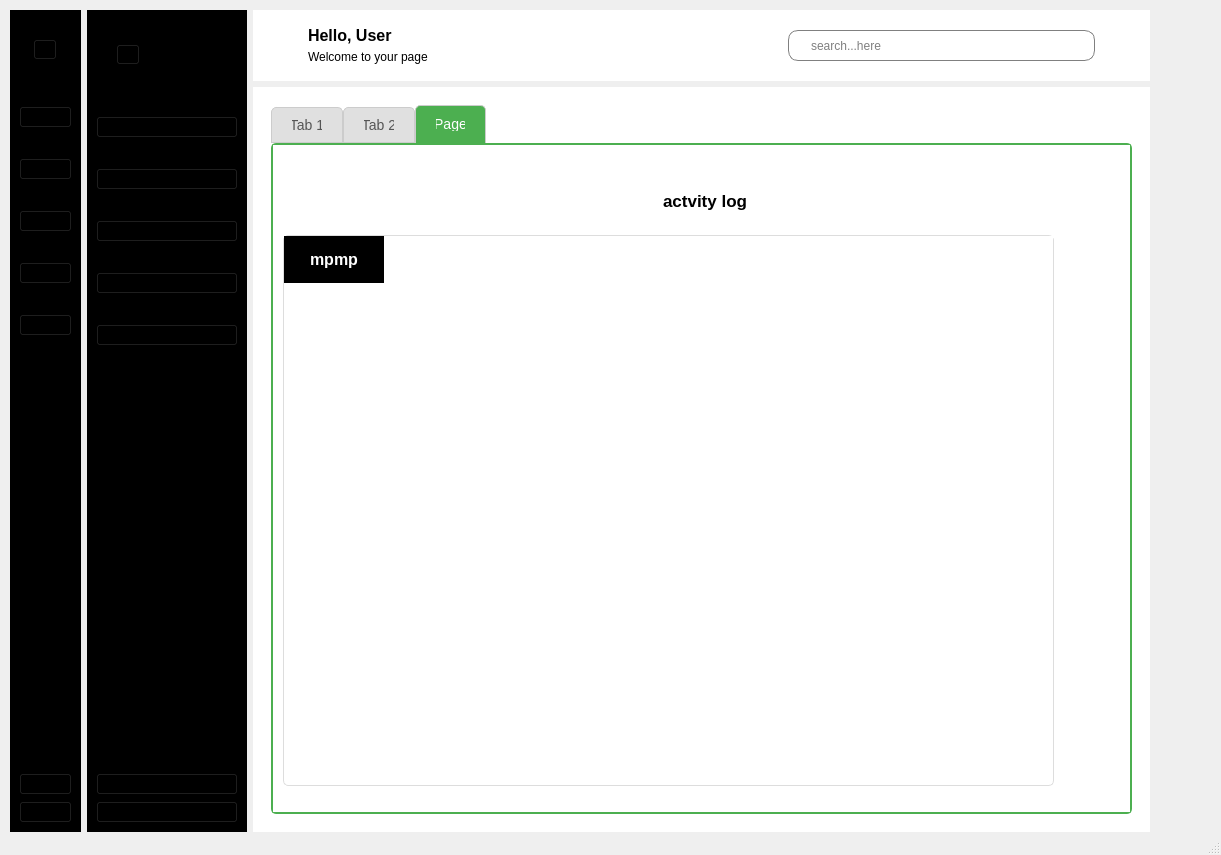
KasperJack/School-Management-System, file School_System/ui/IndexSU.ui: the form before one commit.
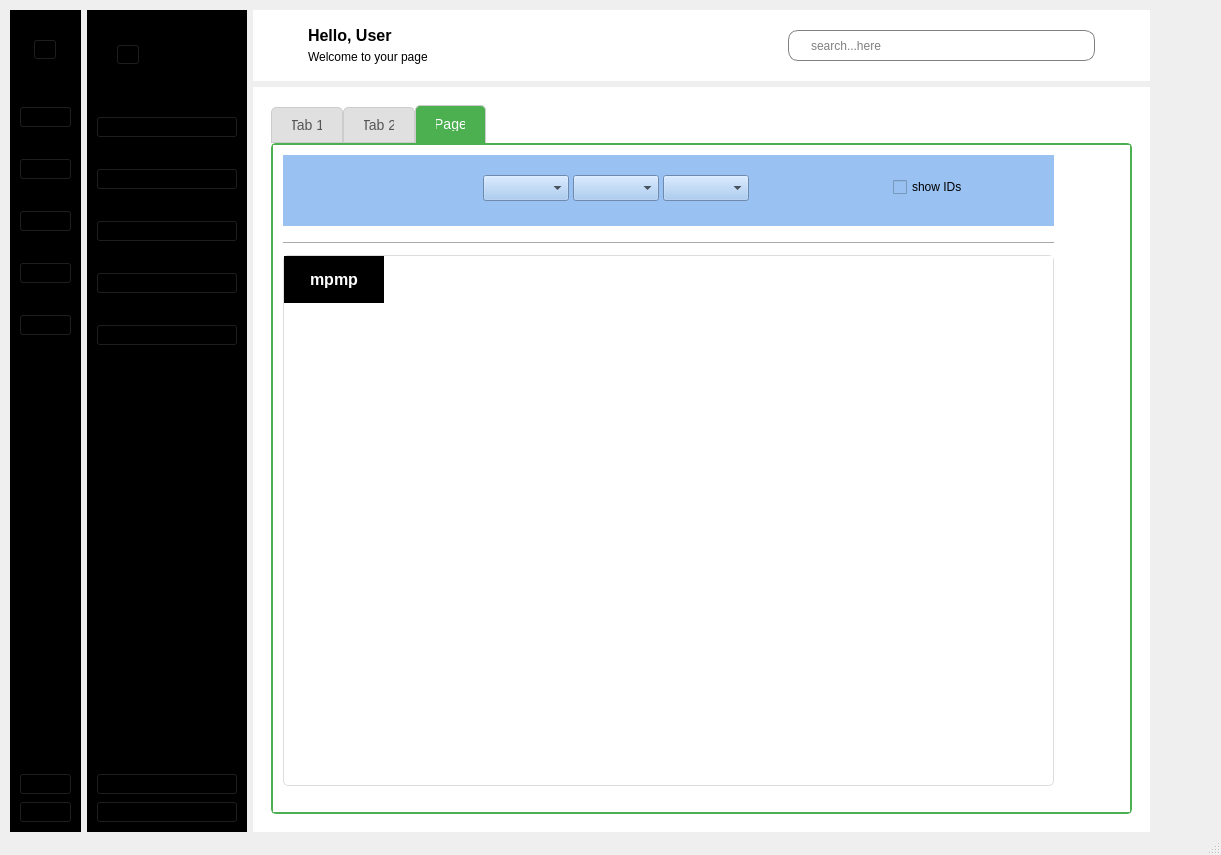
The form after the commit. Icons and pictures are not drawn.

Patch:
```diff
--- a/School_System/ui/IndexSU.ui
+++ b/School_System/ui/IndexSU.ui
@@ -1061,32 +1061,13 @@
                  <attribute name="title">
                   <string>Page</string>
                  </attribute>
-                 <widget class="QLabel" name="label_7">
-                  <property name="geometry">
-                   <rect>
-                    <x>390</x>
-                    <y>30</y>
-                    <width>111</width>
-                    <height>51</height>
-                   </rect>
-                  </property>
-                  <property name="font">
-                   <font>
-                    <pointsize>13</pointsize>
-                    <bold>true</bold>
-                   </font>
-                  </property>
-                  <property name="text">
-                   <string>actvity log</string>
-                  </property>
-                 </widget>
                  <widget class="QTableWidget" name="activity_log_table">
                   <property name="geometry">
                    <rect>
                     <x>10</x>
-                    <y>90</y>
+                    <y>110</y>
                     <width>771</width>
-                    <height>551</height>
+                    <height>531</height>
                    </rect>
                   </property>
                   <property name="styleSheet">
@@ -1143,12 +1124,90 @@
                   <property name="alternatingRowColors">
                    <bool>true</bool>
                   </property>
+                  <property name="showGrid">
+                   <bool>true</bool>
+                  </property>
+                  <property name="gridStyle">
+                   <enum>Qt::PenStyle::SolidLine</enum>
+                  </property>
+                  <property name="sortingEnabled">
+                   <bool>false</bool>
+                  </property>
                   <column>
                    <property name="text">
                     <string>mpmp</string>
                    </property>
                   </column>
                  </widget>
+                 <widget class="QWidget" name="widget_5" native="true">
+                  <property name="geometry">
+                   <rect>
+                    <x>10</x>
+                    <y>10</y>
+                    <width>771</width>
+                    <height>71</height>
+                   </rect>
+                  </property>
+                  <property name="styleSheet">
+                   <string notr="true">background-color: rgb(153, 193, 241);</string>
+                  </property>
+                  <widget class="QComboBox" name="comboBox_2">
+                   <property name="geometry">
+                    <rect>
+                     <x>200</x>
+                     <y>20</y>
+                     <width>86</width>
+                     <height>26</height>
+                    </rect>
+                   </property>
+                  </widget>
+                  <widget class="QCheckBox" name="show_ids">
+                   <property name="geometry">
+                    <rect>
+                     <x>610</x>
+                     <y>20</y>
+                     <width>92</width>
+                     <height>24</height>
+                    </rect>
+                   </property>
+                   <property name="text">
+                    <string>show IDs</string>
+                   </property>
+                  </widget>
+                  <widget class="QComboBox" name="comboBox_3">
+                   <property name="geometry">
+                    <rect>
+                     <x>290</x>
+                     <y>20</y>
+                     <width>86</width>
+                     <height>26</height>
+                    </rect>
+                   </property>
+                  </widget>
+                  <widget class="QComboBox" name="comboBox_4">
+                   <property name="geometry">
+                    <rect>
+                     <x>380</x>
+                     <y>20</y>
+                     <width>86</width>
+                     <height>26</height>
+                    </rect>
+                   </property>
+                  </widget>
+                 </widget>
+                 <widget class="Line" name="line">
+                  <property name="geometry">
+                   <rect>
+                    <x>10</x>
+                    <y>90</y>
+                    <width>771</width>
+                    <height>16</height>
+                   </rect>
+                  </property>
+                  <property name="orientation">
+                   <enum>Qt::Orientation::Horizontal</enum>
+                  </property>
+                 </widget>
                 </widget>
                </widget>
               </item>
```
